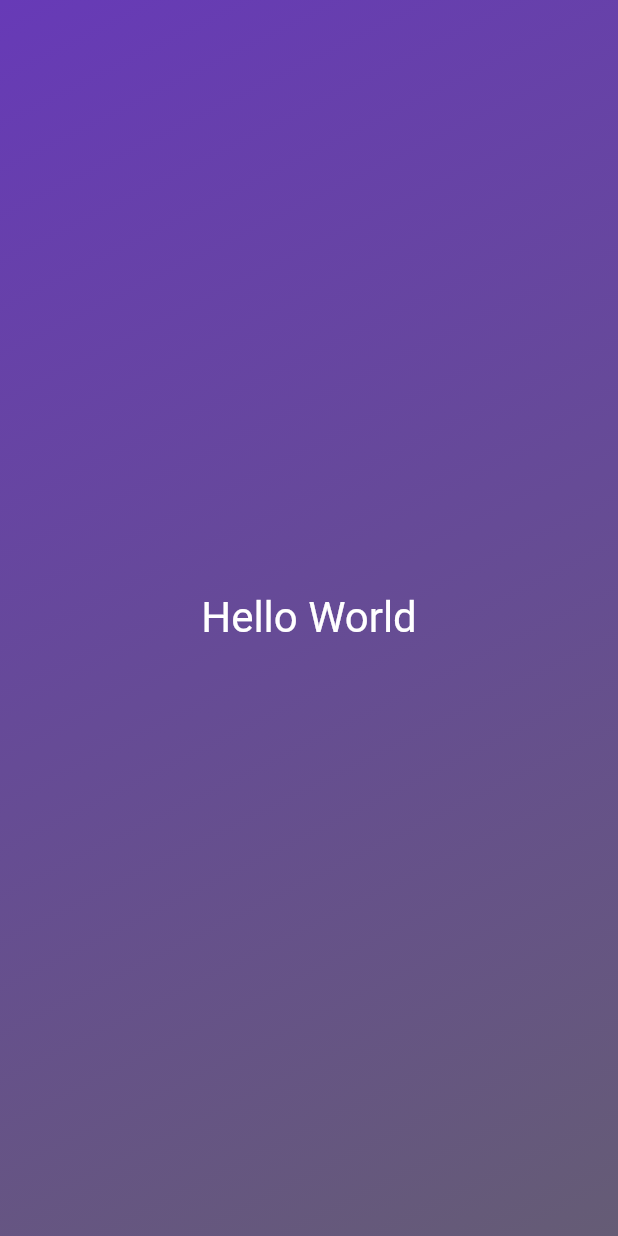
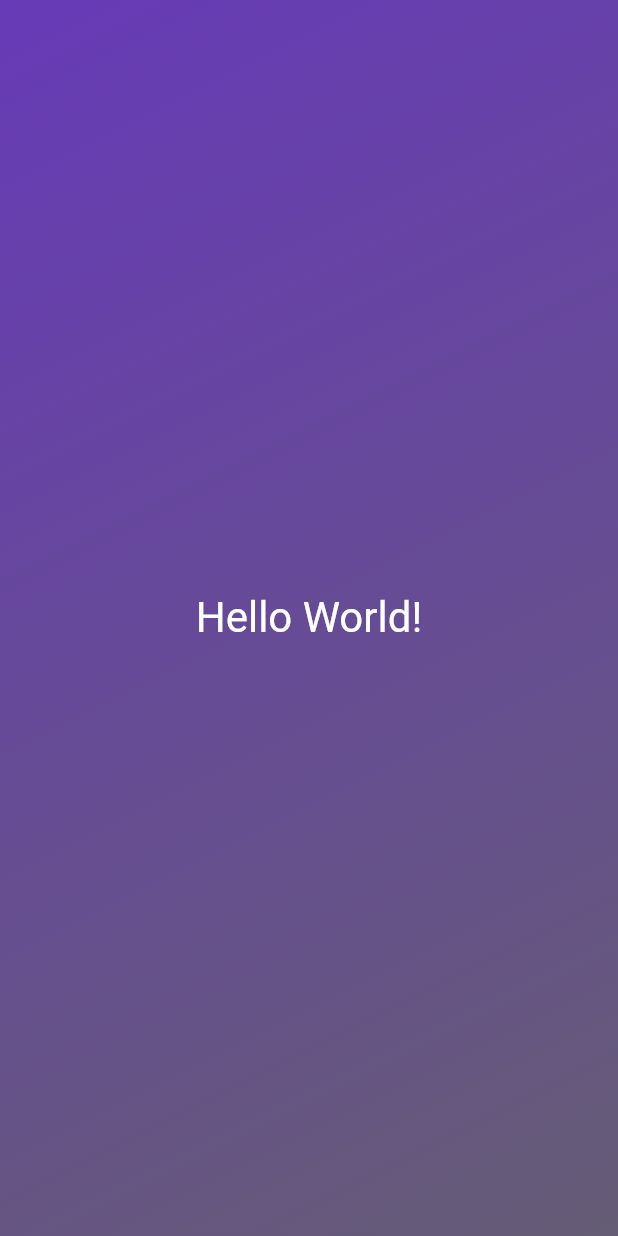
Before and after one commit to S-jooyoung/web-study.repo, a Flutter app: the screen it shows after launch, on a phone screen of 412 x 824 dp. Run offline on Flutter 3.47's test engine with Material 2 defaults, Android fonts, the light colour scheme and no system bars.

Commit message:
Feat: flutter - understanding variables

```diff
--- a/flutter_basic/first_app/lib/gradient_container.dart
+++ b/flutter_basic/first_app/lib/gradient_container.dart
@@ -1,24 +1,26 @@
 import "package:flutter/material.dart";
 import 'package:first_app/styled_text.dart';
 
+const startAlignment = Alignment.topLeft;
+const endAlignment = Alignment.bottomRight;
+
 class GradientContainer extends StatelessWidget {
-  const GradientContainer({super.key});
+  const GradientContainer(this.colorList, {super.key});
+
+  final List<Color> colorList;
 
   @override
   Widget build(context) {
     return Container(
-      decoration: const BoxDecoration(
+      decoration: BoxDecoration(
         gradient: LinearGradient(
-          begin: Alignment.topLeft,
-          end: Alignment.bottomRight,
-          colors: [
-            Colors.deepPurple,
-            Color.fromARGB(255, 101, 92, 117),
-          ],
+          begin: startAlignment,
+          end: endAlignment,
+          colors: [...colorList],
         ),
       ),
       child: const Center(
-        child: StyledText(),
+        child: StyledText("Hello World!"),
       ),
     );
   }
--- a/flutter_basic/first_app/lib/main.dart
+++ b/flutter_basic/first_app/lib/main.dart
@@ -5,7 +5,10 @@ void main() {
   runApp(
     const MaterialApp(
       home: Scaffold(
-        body: GradientContainer(),
+        body: GradientContainer([
+          Colors.deepPurple,
+          Color.fromARGB(255, 101, 92, 117),
+        ]),
       ),
     ),
   );
--- a/flutter_basic/first_app/lib/styled_text.dart
+++ b/flutter_basic/first_app/lib/styled_text.dart
@@ -1,13 +1,15 @@
 import 'package:flutter/material.dart';
 
 class StyledText extends StatelessWidget {
-  const StyledText({super.key});
+  const StyledText(this.text, {super.key});
+
+  final String text;
 
   @override
   Widget build(context) {
-    return const Text(
-      "Hello World",
-      style: TextStyle(
+    return Text(
+      text,
+      style: const TextStyle(
         color: Colors.white,
         fontSize: 28,
       ),
```
